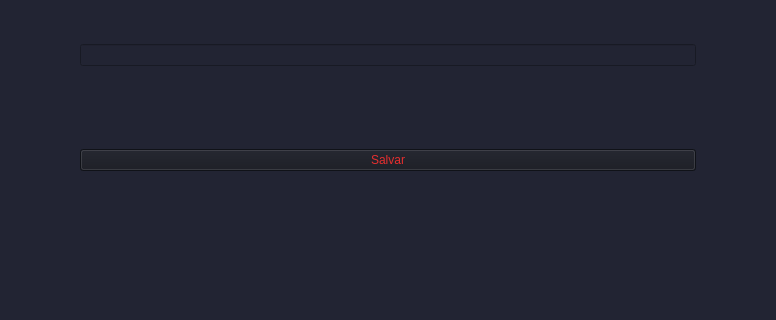
Above: reddragons/interface/ui_files/salvar.ui from Red-Dragons-UFSCar/red-visao before the change; both pictures show x 110 to 886 and y 253 to 573 of the 990 by 725 pixel window. Below: the same form after it.
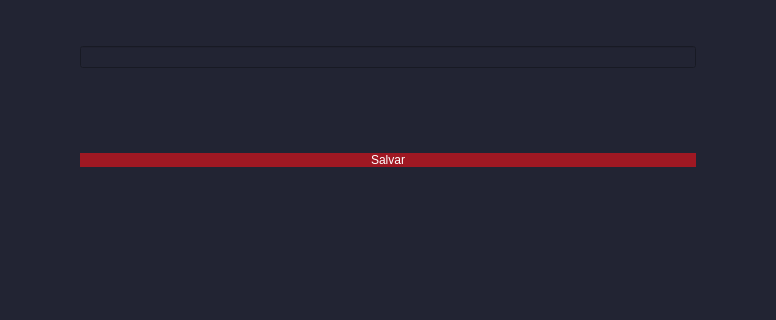
That is the form after the change.

The edit to the form file:
```diff
--- a/reddragons/interface/ui_files/salvar.ui
+++ b/reddragons/interface/ui_files/salvar.ui
@@ -49,8 +49,9 @@
       <widget class="QPushButton" name="QT_salvar">
        <property name="styleSheet">
         <string notr="true">QPushButton{
-background-color: rgb(23, 25, 33);
-color: #E62E2E;
+	color: rgb(255, 255, 255);
+	background-color: #9F1823;
+	border-radius:0px;
 }
 QPushButton:hover{
 	background-color: #1B1D26;
```
Left out of the diff: 4 changed lines with no effect on the pictures.
